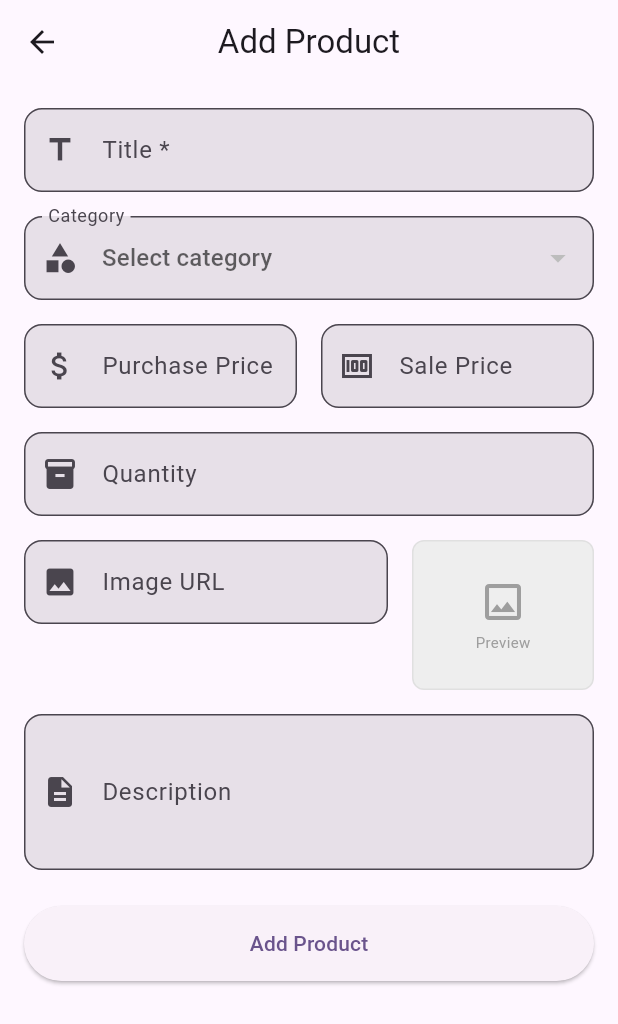
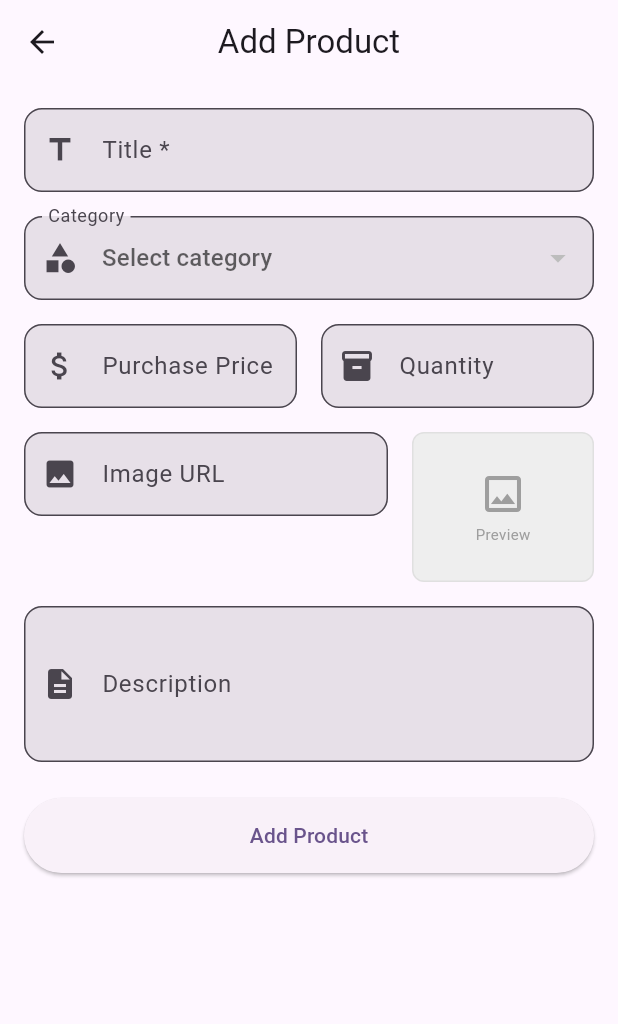
Before and after one commit to mofizul21/rongila-reshom, a Flutter app: the ProductFormScreen screen opened directly, on a phone screen of 412 x 824 dp. Shown: the top 1024 px of the screen. Run offline on Flutter 3.47's test engine with Material 3 defaults, Android fonts, the phone set to English and light mode, and no system bars; our stand-ins replace cloud_firestore, firebase_auth, firebase_core, fl_chart, google_fonts, image_picker and 1 more; accounts and stored records are empty; network calls fail; statements that could not run were skipped.

Commit message:
Updated logic in product field

```diff
--- a/lib/models/product.dart
+++ b/lib/models/product.dart
@@ -4,7 +4,6 @@ class Product {
   final String id;
   final String title;
   final double purchasePrice;
-  final double salePrice;
   final int quantity;
   final String? imageUrl;
   final String? categoryId;
@@ -17,7 +16,6 @@ class Product {
     required this.id,
     required this.title,
     required this.purchasePrice,
-    required this.salePrice,
     required this.quantity,
     this.imageUrl,
     this.categoryId,
@@ -33,7 +31,6 @@ class Product {
       id: doc.id,
       title: data['title'] ?? '',
       purchasePrice: (data['purchasePrice'] ?? 0).toDouble(),
-      salePrice: (data['salePrice'] ?? 0).toDouble(),
       quantity: data['quantity'] ?? 0,
       imageUrl: data['imageUrl'],
       categoryId: data['categoryId'],
@@ -48,7 +45,6 @@ class Product {
     return {
       'title': title,
       'purchasePrice': purchasePrice,
-      'salePrice': salePrice,
       'quantity': quantity,
       'imageUrl': imageUrl,
       'categoryId': categoryId,
@@ -63,7 +59,6 @@ class Product {
     String? id,
     String? title,
     double? purchasePrice,
-    double? salePrice,
     int? quantity,
     String? imageUrl,
     String? categoryId,
@@ -76,7 +71,6 @@ class Product {
       id: id ?? this.id,
       title: title ?? this.title,
       purchasePrice: purchasePrice ?? this.purchasePrice,
-      salePrice: salePrice ?? this.salePrice,
       quantity: quantity ?? this.quantity,
       imageUrl: imageUrl ?? this.imageUrl,
       categoryId: categoryId ?? this.categoryId,
@@ -87,6 +81,5 @@ class Product {
     );
   }
 
-  double get profit => salePrice - purchasePrice;
   double get totalValue => purchasePrice * quantity;
 }
--- a/lib/screens/products/product_form_screen.dart
+++ b/lib/screens/products/product_form_screen.dart
@@ -30,9 +30,6 @@ class _ProductFormScreenState extends State<ProductFormScreen> {
     _purchasePriceController = TextEditingController(
       text: widget.product?.purchasePrice.toString() ?? '',
     );
-    _salePriceController = TextEditingController(
-      text: widget.product?.salePrice.toString() ?? '',
-    );
     _quantityController = TextEditingController(
       text: widget.product?.quantity.toString() ?? '',
     );
@@ -45,7 +42,6 @@ class _ProductFormScreenState extends State<ProductFormScreen> {
   void dispose() {
     _titleController.dispose();
     _purchasePriceController.dispose();
-    _salePriceController.dispose();
     _quantityController.dispose();
     _imageUrlController.dispose();
     _descriptionController.dispose();
@@ -77,7 +73,6 @@ class _ProductFormScreenState extends State<ProductFormScreen> {
       await productProvider.addProduct(
         title: _titleController.text.trim(),
         purchasePrice: double.tryParse(_purchasePriceController.text) ?? 0,
-        salePrice: double.tryParse(_salePriceController.text) ?? 0,
         quantity: int.tryParse(_quantityController.text) ?? 0,
         imageUrl: _imageUrlController.text.trim().isEmpty
             ? null
@@ -93,7 +88,6 @@ class _ProductFormScreenState extends State<ProductFormScreen> {
         id: widget.product!.id,
         title: _titleController.text.trim(),
         purchasePrice: double.tryParse(_purchasePriceController.text) ?? 0,
-        salePrice: double.tryParse(_salePriceController.text) ?? 0,
         quantity: int.tryParse(_quantityController.text) ?? 0,
         imageUrl: _imageUrlController.text.trim().isEmpty
             ? null
@@ -184,24 +178,15 @@ class _ProductFormScreenState extends State<ProductFormScreen> {
                 const SizedBox(width: 16),
                 Expanded(
                   child: TextFormField(
-                    controller: _salePriceController,
+                    controller: _quantityController,
                     decoration: const InputDecoration(
-                      labelText: 'Sale Price',
-                      prefixIcon: Icon(Icons.money),
+                      labelText: 'Quantity',
+                      prefixIcon: Icon(Icons.inventory),
                     ),
                     keyboardType: TextInputType.number,
                   ),
                 ),
               ],
-            ),
-            const SizedBox(height: 16),
-            TextFormField(
-              controller: _quantityController,
-              decoration: const InputDecoration(
-                labelText: 'Quantity',
-                prefixIcon: Icon(Icons.inventory),
-              ),
-              keyboardType: TextInputType.number,
             ),
             const SizedBox(height: 16),
             // Image URL with Preview
--- a/lib/screens/reports/reports_screen.dart
+++ b/lib/screens/reports/reports_screen.dart
@@ -165,7 +165,6 @@ class _ReportsScreenState extends State<ReportsScreen> {
                         id: '',
                         title: '',
                         purchasePrice: 0,
-                        salePrice: 0,
                         quantity: 0,
                         createdAt: DateTime.now(),
                         updatedAt: DateTime.now(),
@@ -197,7 +196,6 @@ class _ReportsScreenState extends State<ReportsScreen> {
                         id: '',
                         title: '',
                         purchasePrice: 0,
-                        salePrice: 0,
                         quantity: 0,
                         createdAt: DateTime.now(),
                         updatedAt: DateTime.now(),
```
Also changed, not shown: lib/providers/product_provider.dart (+4 -9 lines), lib/screens/orders/order_form_screen.dart (+23 -11 lines), lib/widgets/product_card.dart (+0 -29 lines).
